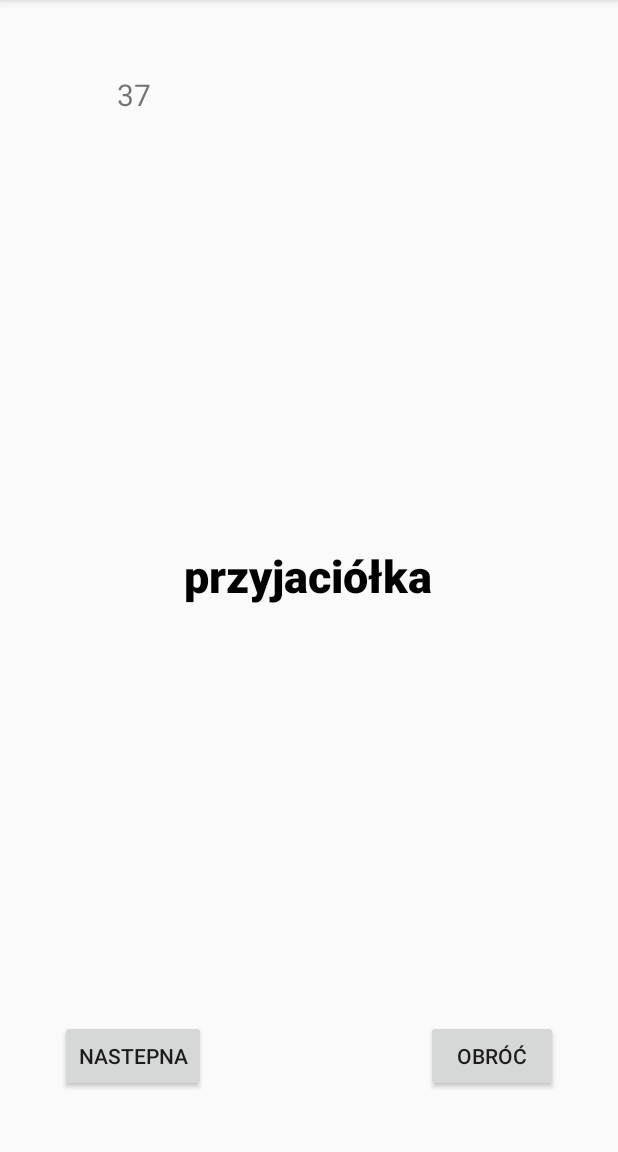
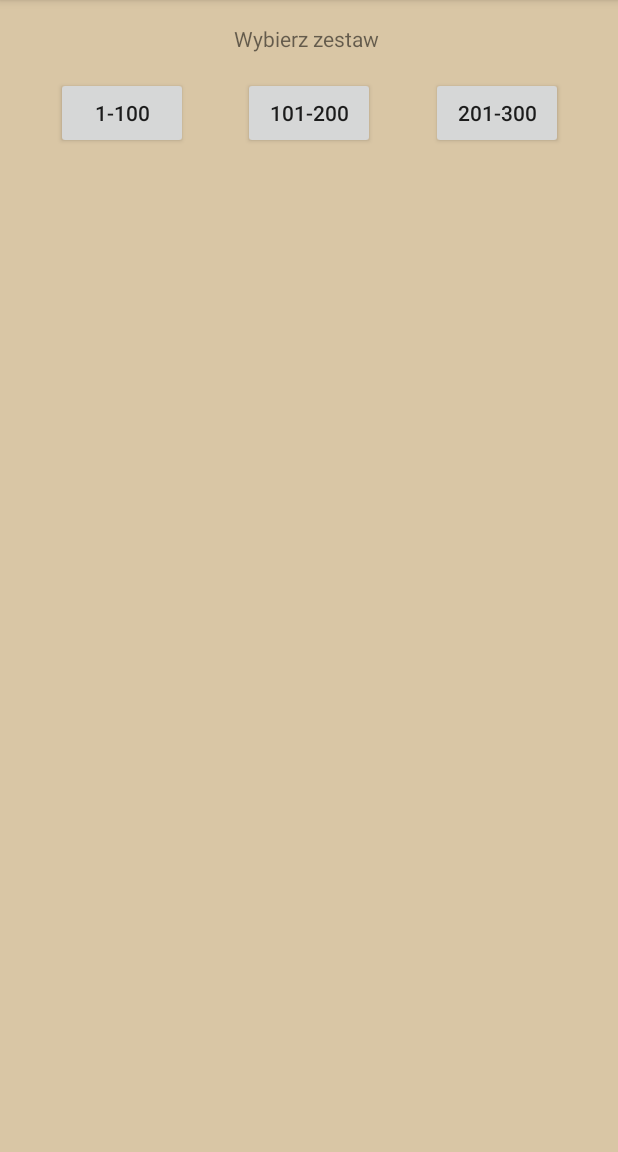
Before and after one commit to ReFZZZ/Fiszki-polsko-norweskie-app, an Android app: the screen it shows after launch (nauka_polski before the commit, menu after it), after a tap on "FISZKI", on a phone screen of 412 x 824 dp, the part 84-1236 px from its top. Run offline under Robolectric (Android 15) with nearby library versions, the light colour scheme and no system bars.

Commit message:
Add more words

```diff
--- a/app/src/main/AndroidManifest.xml
+++ b/app/src/main/AndroidManifest.xml
@@ -9,7 +9,10 @@
         android:roundIcon="@mipmap/ic_launcher_round"
         android:supportsRtl="true"
         android:theme="@style/AppTheme">
-        <activity android:name=".nauka_polski" />
+        <activity android:name=".nauka_201_300"></activity>
+        <activity android:name=".nauka_101_200" />
+        <activity android:name=".menu" />
+        <activity android:name=".nauka_1_100" />
         <activity android:name=".autor" />
         <activity android:name=".MainActivity">
             <intent-filter>
--- a/app/src/main/java/com/example/aplikacjafiszki/MainActivity.java
+++ b/app/src/main/java/com/example/aplikacjafiszki/MainActivity.java
@@ -48,7 +48,7 @@ public class MainActivity extends AppCompatActivity {
     }
 
     public void openFiszki() {
-        Intent intent = new Intent(this, nauka_polski.class);
+        Intent intent = new Intent(this, menu.class);
         startActivity(intent);
 
     }
--- /dev/null
+++ b/app/src/main/java/com/example/aplikacjafiszki/menu.java
@@ -0,0 +1,58 @@
+package com.example.aplikacjafiszki;
+
+import androidx.appcompat.app.AppCompatActivity;
+
+import android.content.Intent;
+import android.os.Bundle;
+import android.view.View;
+import android.widget.Button;
+import android.widget.Toast;
+
+public class menu extends AppCompatActivity {
+private Button b_1_100;
+private Button b_101_200;
+private Button b_201_300;
+    @Override
+    protected void onCreate(Bundle savedInstanceState) {
+        super.onCreate(savedInstanceState);
+        setContentView(R.layout.activity_menu);
+
+        b_1_100 = (Button) findViewById(R.id.b_1_100);
+        b_1_100.setOnClickListener(new View.OnClickListener() {
+            @Override
+            public void onClick(View view) {
+                open1_100();
+            }
+        });
+
+        b_101_200 =(Button) findViewById(R.id.b_101_200);
+        b_101_200.setOnClickListener(new View.OnClickListener() {
+            @Override
+            public void onClick(View view) {
+                open101_200();
+            }
+        });
+
+        b_201_300 = (Button) findViewById(R.id.b_201_300);
+        b_201_300.setOnClickListener(new View.OnClickListener() {
+            @Override
+            public void onClick(View view) {
+                open201_300();
+            }
+        });
+    }
+    public void open1_100() {
+        Intent intent = new Intent(this, nauka_1_100.class);
+        startActivity(intent);
+    }
+
+    public void open101_200() {
+        Intent intent = new Intent(this, nauka_101_200.class);
+        startActivity(intent);
+    }
+
+  public void open201_300(){
+        Intent intent = new Intent(this, nauka_201_300.class);
+        startActivity(intent);
+    }
+}
--- a/app/src/main/res/layout/activity_autor.xml
+++ b/app/src/main/res/layout/activity_autor.xml
@@ -4,6 +4,7 @@
     xmlns:tools="http://schemas.android.com/tools"
     android:layout_width="match_parent"
     android:layout_height="match_parent"
+    android:background="@color/standard"
     tools:context=".autor">
 
     <TextView
--- /dev/null
+++ b/app/src/main/res/layout/activity_menu.xml
@@ -0,0 +1,49 @@
+<?xml version="1.0" encoding="utf-8"?>
+<androidx.constraintlayout.widget.ConstraintLayout xmlns:android="http://schemas.android.com/apk/res/android"
+    xmlns:app="http://schemas.android.com/apk/res-auto"
+    xmlns:tools="http://schemas.android.com/tools"
+    android:layout_width="match_parent"
+    android:layout_height="match_parent"
+    android:background="@color/standard"
+    tools:context=".menu">
+
+    <Button
+        android:id="@+id/b_1_100"
+        android:layout_width="wrap_content"
+        android:layout_height="wrap_content"
+        android:layout_marginTop="16dp"
+        android:text="1-100"
+        app:layout_constraintEnd_toStartOf="@+id/b_101_200"
+        app:layout_constraintStart_toStartOf="parent"
+        app:layout_constraintTop_toBottomOf="@+id/textView2" />
+
+    <Button
+        android:id="@+id/b_101_200"
+        android:layout_width="wrap_content"
+        android:layout_height="wrap_content"
+        android:layout_marginTop="16dp"
+        android:text="101-200"
+        app:layout_constraintEnd_toStartOf="@+id/b_201_300"
+        app:layout_constraintStart_toEndOf="@id/b_1_100"
+        app:layout_constraintTop_toBottomOf="@+id/textView2" />
+
+    <TextView
+        android:id="@+id/textView2"
+        android:layout_width="wrap_content"
+        android:layout_height="wrap_content"
+        android:layout_marginTop="16dp"
+        android:text="Wybierz zestaw "
+        app:layout_constraintEnd_toEndOf="parent"
+        app:layout_constraintStart_toStartOf="parent"
+        app:layout_constraintTop_toTopOf="parent" />
+
+    <Button
+        android:id="@+id/b_201_300"
+        android:layout_width="wrap_content"
+        android:layout_height="wrap_content"
+        android:layout_marginTop="16dp"
+        android:text="201-300"
+        app:layout_constraintEnd_toEndOf="parent"
+        app:layout_constraintStart_toEndOf="@id/b_101_200"
+        app:layout_constraintTop_toBottomOf="@+id/textView2" />
+</androidx.constraintlayout.widget.ConstraintLayout>
--- a/app/src/main/res/layout/activity_nauka_polski.xml
+++ b/app/src/main/res/layout/activity_nauka_1_100.xml
@@ -6,7 +6,7 @@
     android:layout_height="match_parent"
     android:padding="40dp"
     android:orientation="vertical"
-    tools:context=".nauka_polski">
+    tools:context=".nauka_1_100">
 
     <TextView
         android:id="@+id/numer_fiszki"
--- a/app/src/main/res/values/strings.xml
+++ b/app/src/main/res/values/strings.xml
@@ -1,7 +1,7 @@
 <resources>
     <string name="app_name">Fiszki</string>
-    <color name="red" >#C73B3B</color>
-    <color name="green" >#158467</color>
-    <color name="blue" >#15B9BF</color>
-    <color name="standard">#ffe78f</color>
+    <color name="red">#cf1b1b</color>
+    <color name="green">#158467</color>
+    <color name="blue">#0f4c75</color>
+    <color name="standard">#d9c6a5</color>
 </resources>
```
Also changed, not shown: app/src/main/java/com/example/aplikacjafiszki/nauka_101_200.java (added, +110 -0 lines), app/src/main/java/com/example/aplikacjafiszki/nauka_1_100.java (added, +116 -0 lines), app/src/main/java/com/example/aplikacjafiszki/nauka_201_300.java (renamed from app/src/main/java/com/example/aplikacjafiszki/nauka_polski.java, +32 -17 lines).
